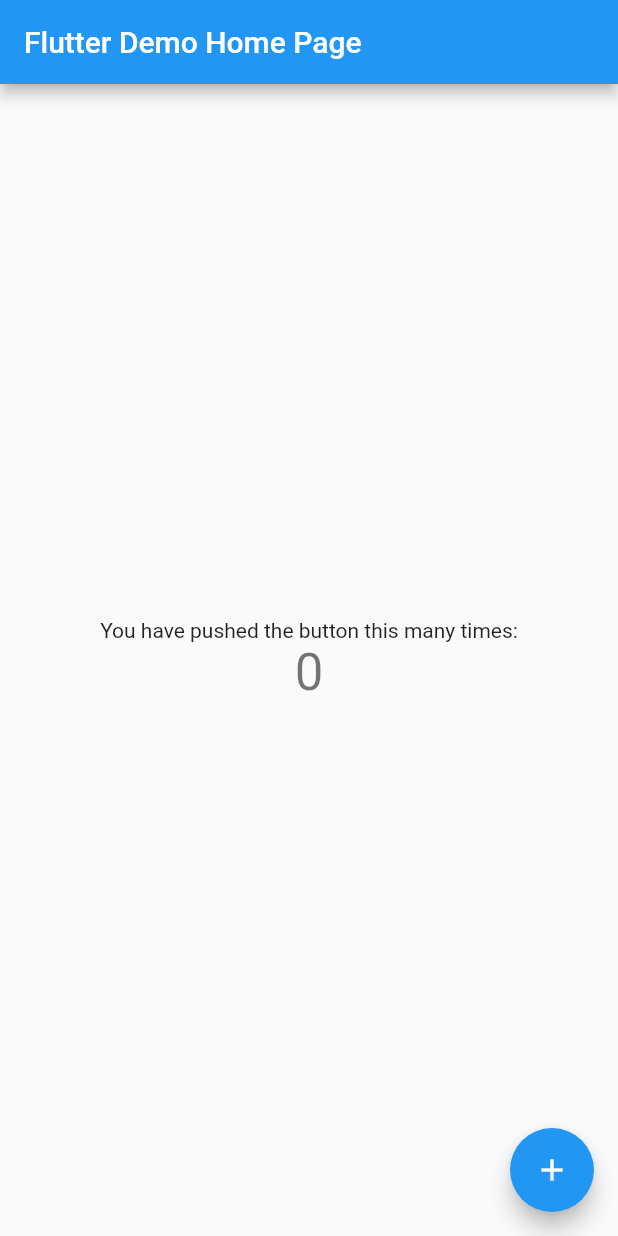
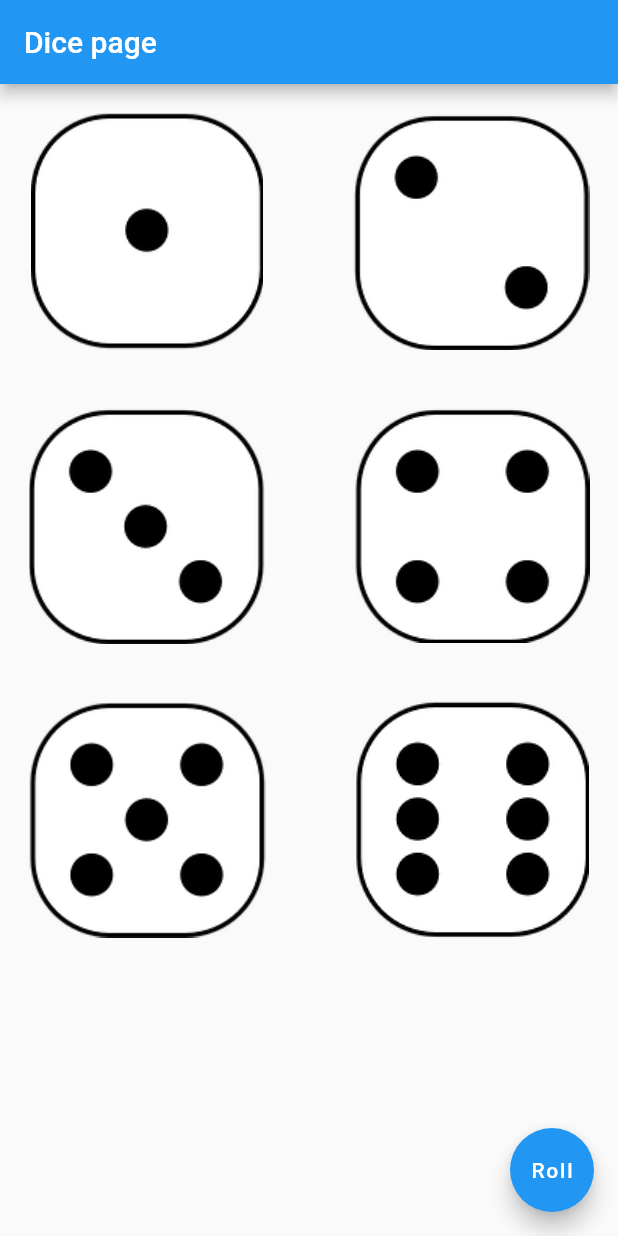
Before and after one commit to LeonardoMolleker/DiceRoller, a Flutter app: the screen it shows after launch, on a phone screen of 412 x 824 dp. Run offline on Flutter 3.47's test engine with Material 2 defaults, Android fonts, the phone set to English and light mode, and no system bars.

Commit message:
Implemented dice screen

```diff
--- /dev/null
+++ b/lib/classes/dice.dart
@@ -0,0 +1,16 @@
+import 'package:flutter/cupertino.dart';
+
+class Dice{
+  static final String _path = "lib/assets/face";
+  static final String _ext = ".png";
+
+  static Widget getFace(int diceValue){
+    return Container(
+      padding: EdgeInsets.only(left: 10.0, right: 10.0),
+      child: Image.asset(
+        _path + diceValue.toString() + _ext,
+        scale: 1.0,
+      ),
+    );
+  }
+}
--- a/lib/main.dart
+++ b/lib/main.dart
@@ -1,3 +1,4 @@
+import 'package:dice_roller/src/pages/dice_page.dart';
 import 'package:flutter/material.dart';
 
 void main() {
@@ -13,54 +14,7 @@ class MyApp extends StatelessWidget {
       theme: ThemeData(
         primarySwatch: Colors.blue,
       ),
-      home: MyHomePage(title: 'Flutter Demo Home Page'),
+      home: DicePage(),
     );
   }
 }
-
-class MyHomePage extends StatefulWidget {
-  MyHomePage({Key key, this.title}) : super(key: key);
-  final String title;
-
-  @override
-  _MyHomePageState createState() => _MyHomePageState();
-}
-
-class _MyHomePageState extends State<MyHomePage> {
-  int _counter = 0;
-
-  void _incrementCounter() {
-    setState(() {
-      _counter++;
-    });
-  }
-
-  @override
-  Widget build(BuildContext context) {
-    return Scaffold(
-      appBar: AppBar(
-
-        title: Text(widget.title),
-      ),
-      body: Center(
-        child: Column(
-          mainAxisAlignment: MainAxisAlignment.center,
-          children: <Widget>[
-            Text(
-              'You have pushed the button this many times:',
-            ),
-            Text(
-              '$_counter',
-              style: Theme.of(context).textTheme.headline4,
-            ),
-          ],
-        ),
-      ),
-      floatingActionButton: FloatingActionButton(
-        onPressed: _incrementCounter,
-        tooltip: 'Increment',
-        child: Icon(Icons.add),
-      ), // This trailing comma makes auto-formatting nicer for build methods.
-    );
-  }
-}
--- /dev/null
+++ b/lib/src/pages/dice_page.dart
@@ -0,0 +1,35 @@
+import 'package:dice_roller/classes/dice.dart';
+import "package:flutter/material.dart";
+
+class DicePage extends StatelessWidget{
+  final diceQuantity = 6;
+  @override
+  Widget build(BuildContext context) {
+    return Scaffold(
+      appBar: AppBar(
+        title: Text("Dice page"),
+      ),
+      body: GridView.count(
+        crossAxisCount: 2,
+        mainAxisSpacing: 0.0,
+        crossAxisSpacing: 20.0,
+        children: getDices(diceQuantity),
+      ),
+      floatingActionButton: FloatingActionButton(
+        child: Text("Roll"),
+        onPressed: () {},
+      ),
+    );
+  }
+
+  getDices(int diceQuantity) {
+    List<Widget> dices = [];
+    for(var i = 1; i<=diceQuantity; i++){
+      dices.add(
+        Dice.getFace(i)
+      );
+    }
+    return dices;
+  }
+
+}
--- a/pubspec.yaml
+++ b/pubspec.yaml
@@ -45,7 +45,8 @@ flutter:
   uses-material-design: true
 
   # To add assets to your application, add an assets section, like this:
-  # assets:
+  assets:
+    - lib/assets/
   #   - images/a_dot_burr.jpeg
   #   - images/a_dot_ham.jpeg
 
```
Also changed, not shown: lib/assets/face1.png (added), lib/assets/face2.png (added), lib/assets/face3.png (added), lib/assets/face4.png (added), lib/assets/face5.png (added), lib/assets/face6.png (added).
